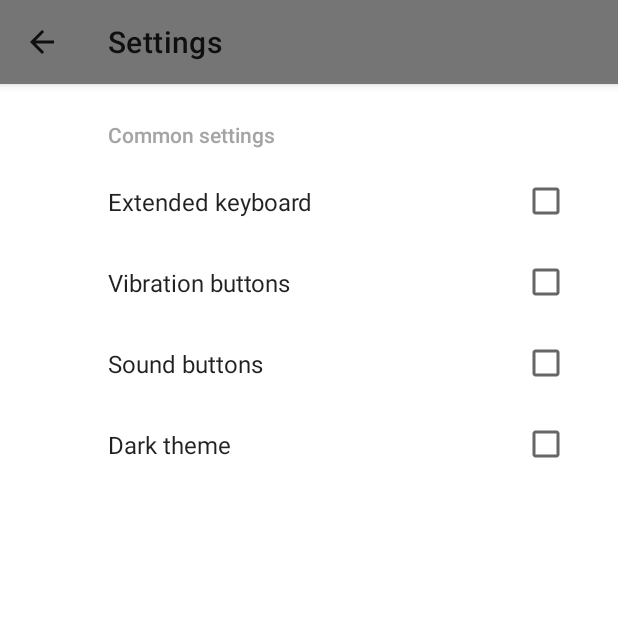
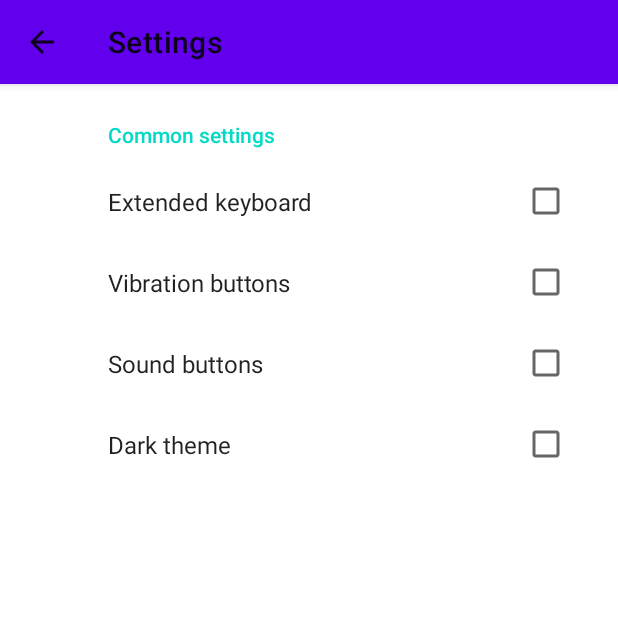
Before and after one commit to SolarisD/Calc, an Android app: the screen it shows after launch (SettingsActivity), in the options menu, after a tap on "Settings", on a phone screen of 412 x 824 dp, the top half of it. Run offline under Robolectric (Android 15) with nearby library versions, the phone set to English and light mode, and no system bars; our stand-ins replace Room's generated code, androidx.preference; 3 statements that could not run were skipped.

Commit message:
Change Theme to DayNight

```diff
--- a/app/src/main/AndroidManifest.xml
+++ b/app/src/main/AndroidManifest.xml
@@ -11,7 +11,7 @@
         android:label="@string/app_name"
         android:roundIcon="@mipmap/ic_launcher_round"
         android:supportsRtl="true"
-        android:theme="@style/AppThemeLight">
+        android:theme="@style/AppThemeMain">
         <activity android:name=".view.HistoryActivity"
             android:label="History"
             android:parentActivityName=".view.MainActivity">
--- a/app/src/main/java/com/solarisd/calc/App.kt
+++ b/app/src/main/java/com/solarisd/calc/App.kt
@@ -1,6 +1,17 @@
 package com.solarisd.calc
 
 import android.app.Application
+import androidx.appcompat.app.AppCompatDelegate
+import androidx.preference.PreferenceManager
 
 class App: Application() {
+    override fun onCreate() {
+        super.onCreate()
+        setThemeMode()
+    }
+    private fun setThemeMode(){
+        val night = PreferenceManager.getDefaultSharedPreferences(this).getBoolean("dark_theme", false)
+        if (night) AppCompatDelegate.setDefaultNightMode(AppCompatDelegate.MODE_NIGHT_YES)
+        else AppCompatDelegate.setDefaultNightMode(AppCompatDelegate.MODE_NIGHT_NO)
+    }
 }
--- a/app/src/main/java/com/solarisd/calc/view/HistoryActivity.kt
+++ b/app/src/main/java/com/solarisd/calc/view/HistoryActivity.kt
@@ -17,7 +17,6 @@ class HistoryActivity : AppCompatActivity() {
     private val vm: MainViewModel by viewModels()
     override fun onCreate(savedInstanceState: Bundle?) {
         super.onCreate(savedInstanceState)
-        if(vm.darkTheme) setTheme(R.style.AppThemeDark)
         setContentView(R.layout.activity_history)
         supportActionBar?.setDisplayHomeAsUpEnabled(true)
         btn_history_close.setOnClickListener {
--- a/app/src/main/java/com/solarisd/calc/view/MainActivity.kt
+++ b/app/src/main/java/com/solarisd/calc/view/MainActivity.kt
@@ -15,20 +15,11 @@ import kotlinx.android.synthetic.main.activity_main.*
 
 class MainActivity : AppCompatActivity() {
     private val vm: MainViewModel by viewModels()
-    private var recreateCall = false
     override fun onCreate(savedInstanceState: Bundle?) {
         super.onCreate(savedInstanceState)
-        if(vm.darkTheme) setTheme(R.style.AppThemeDark)
         setContentView(R.layout.activity_main)
         registerListeners()
         loadKeyboard()
-    }
-    override fun onResume() {
-        super.onResume()
-        if(recreateCall){
-            recreateCall = false
-            recreate()
-        }
     }
     override fun onCreateOptionsMenu(menu: Menu?): Boolean {
         super.onCreateOptionsMenu(menu)
@@ -37,7 +28,7 @@ class MainActivity : AppCompatActivity() {
     }
     override fun onOptionsItemSelected(item: MenuItem): Boolean {
         when(item.itemId){
-            R.id.settings_menu_item-> {showSettingsActivity(); recreateCall = true}
+            R.id.settings_menu_item-> showSettingsActivity()
             R.id.about_menu_item-> showAboutActivity()
         }
         return true
--- a/app/src/main/java/com/solarisd/calc/viewmodel/MainViewModel.kt
+++ b/app/src/main/java/com/solarisd/calc/viewmodel/MainViewModel.kt
@@ -9,6 +9,7 @@ import android.os.VibrationEffect
 import android.os.Vibrator
 import androidx.lifecycle.*
 import androidx.preference.PreferenceManager
+import com.solarisd.calc.App
 import com.solarisd.calc.R
 import com.solarisd.calc.core.*
 import com.solarisd.calc.model.*
@@ -17,10 +18,10 @@ import kotlinx.coroutines.launch
 
 class MainViewModel(application: Application): AndroidViewModel(application){
     val app = application
+    val pref = PreferenceManager.getDefaultSharedPreferences(app)
     private val v = app.getSystemService(Context.VIBRATOR_SERVICE) as Vibrator
     private var mp: MediaPlayer? = null
     private val dao: Dao = DB.getInstance(app).dao()
-    val pref: SharedPreferences = PreferenceManager.getDefaultSharedPreferences(app)
     val keyboard: Boolean
         get() = pref.getBoolean("extended_keyboard", false)
     val darkTheme: Boolean
--- a/app/src/main/res/layout/activity_main.xml
+++ b/app/src/main/res/layout/activity_main.xml
@@ -7,7 +7,7 @@
     tools:context=".view.MainActivity"
     tools:ignore="HardcodedText">
 
-    <TextView
+    <com.google.android.material.textview.MaterialTextView
         android:id="@+id/tv_memory"
         android:layout_width="match_parent"
         android:layout_height="match_parent"
@@ -17,7 +17,7 @@
         android:paddingRight="@dimen/activity_margin"
         android:textSize="@dimen/expression_text_size" />
 
-    <TextView
+    <com.google.android.material.textview.MaterialTextView
         android:id="@+id/tv_main"
         android:layout_width="match_parent"
         android:layout_height="match_parent"
@@ -30,7 +30,7 @@
         android:text="0"
         android:textSize="@dimen/result_text_size" />
 
-    <TextView
+    <com.google.android.material.textview.MaterialTextView
         android:id="@+id/tv_history"
         android:layout_width="match_parent"
         android:layout_height="match_parent"
--- a/app/src/main/res/layout/fragment_def_keyboard.xml
+++ b/app/src/main/res/layout/fragment_def_keyboard.xml
@@ -22,7 +22,7 @@
             <LinearLayout
                 android:layout_width="match_parent"
                 android:layout_height="match_parent"
-                android:layout_weight="1"
+                android:layout_weight="1.05"
                 android:orientation="horizontal">
 
                 <Button
--- a/app/src/main/res/values/colors.xml
+++ b/app/src/main/res/values/colors.xml
@@ -1,7 +1,4 @@
 <?xml version="1.0" encoding="utf-8"?>
 <resources>
     <color name="ic_launcher_background">#E1E1E4</color>
-    <color name="colorPrimary">#757575</color>
-    <color name="colorPrimaryDark">#494949</color>
-    <color name="colorAccent">#a4a4a4</color>
 </resources>
--- a/app/src/main/res/values/styles.xml
+++ b/app/src/main/res/values/styles.xml
@@ -1,18 +1,22 @@
 <resources>
-    <!-- Base application theme. -->
-    <style name="AppThemeLight" parent="Theme.MaterialComponents.Light">
-        <!-- Customize your theme here. -->
-        <item name="colorPrimary">@color/colorPrimary</item>
-        <item name="colorPrimaryDark">@color/colorPrimaryDark</item>
-        <item name="colorAccent">@color/colorAccent</item>
+
+    <style name="AppThemeMain" parent="Theme.MaterialComponents.DayNight">
+        <!--Base colors-->
+        <item name="colorPrimary">#6200EE</item>
+        <item name="colorPrimaryVariant">#3700B3</item>
+        <item name="colorOnPrimary">#FFFFFF</item>
+
+        <item name="colorSecondary">#03DAC6</item>
+        <item name="colorSecondaryVariant">#018786</item>
+        <item name="colorOnSecondary">#000000</item>
     </style>
 
-    <style name="AppThemeDark" parent="Theme.MaterialComponents">
-        <!-- Customize your theme here. -->
-        <item name="colorPrimary">@color/colorPrimary</item>
-        <item name="colorPrimaryDark">@color/colorPrimaryDark</item>
-        <item name="colorAccent">@color/colorAccent</item>
+
+    <style name="AppThemeLight" parent="Theme.MaterialComponents.Light">
+
     </style>
+
+
 
     <style name="ButtonText" parent="Widget.MaterialComponents.Button.OutlinedButton">
         <item name="android:layout_width">match_parent</item>
@@ -23,16 +27,6 @@
         <item name="fontFamily">sans-serif-light</item>
         <item name="android:textSize">@dimen/button_text_size</item>
     </style>
-
-   <!-- <style name="ButtonIcon" parent="Widget.MaterialComponents.Button.OutlinedButton">
-        <item name="android:layout_width">match_parent</item>
-        <item name="android:layout_height">match_parent</item>
-        <item name="android:layout_weight">1</item>
-        <item name="android:layout_marginStart">4dp</item>
-        <item name="android:layout_marginEnd">4dp</item>
-        <item name="fontFamily">sans-serif-light</item>
-        <item name="android:textSize">@dimen/button_text_size</item>
-    </style>-->
 
     <style name="MemoryButton" parent="Widget.MaterialComponents.Button">
         <item name="android:layout_width">match_parent</item>
```
Also changed, not shown: app/src/main/java/com/solarisd/calc/core/Manager.kt (added, +21 -0 lines), app/src/main/java/com/solarisd/calc/view/SettingsActivity.kt (+5 -3 lines), app/src/main/res/values/arrays.xml (deleted, +0 -13 lines), app/src/main/res/xml/test_preference.xml (deleted, +0 -56 lines).
